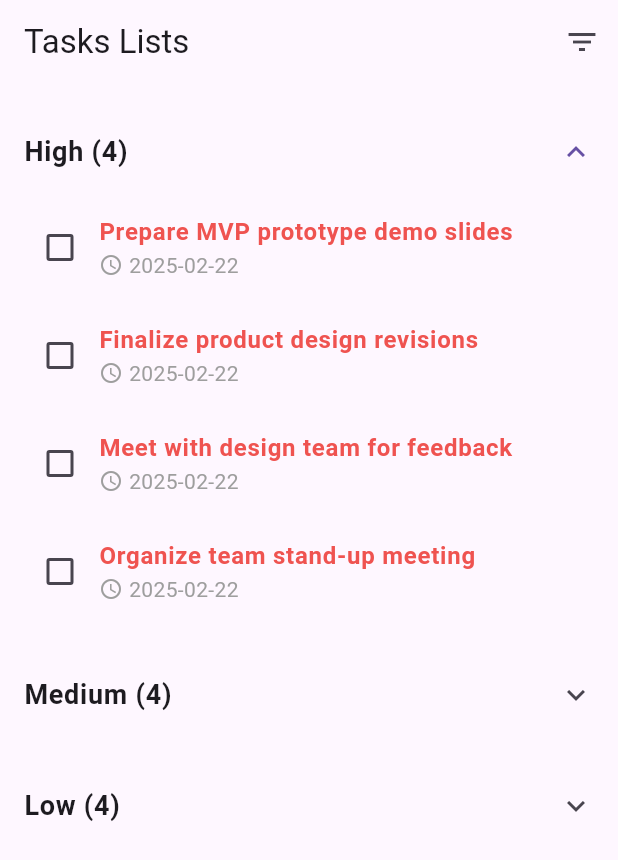
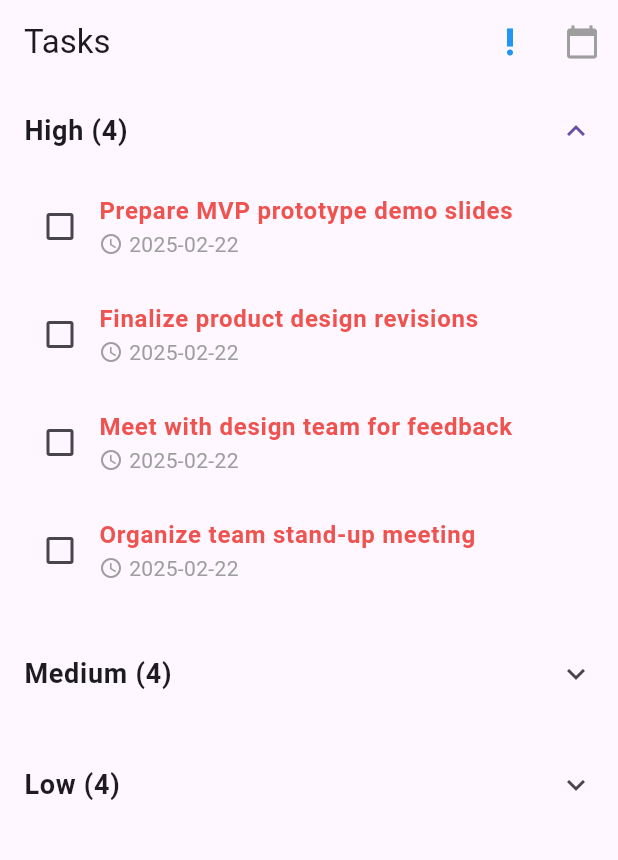
Before and after one commit to SalilMonga/cheesecakeFactory, a Flutter app: the screen it shows after launch, on a phone screen of 412 x 824 dp. Shown: the top 860 px of the screen. Run offline on Flutter 3.47's test engine with Material 3 defaults, Android fonts, the phone set to English and light mode, and no system bars.

Commit message:
buttons working as expected

```diff
--- a/cheesecakefactory/lib/component/taskDisplay.dart
+++ b/cheesecakefactory/lib/component/taskDisplay.dart
@@ -135,18 +135,35 @@ class _TaskListPageState extends State<TaskListPage> {
   Widget build(BuildContext context) {
     return Scaffold(
       appBar: AppBar(
-        title: const Text('Tasks Lists'),
+        title: const Text('Tasks'),
         actions: [
-          // Toggle button to switch between grouping modes.
           IconButton(
-            icon: const Icon(Icons.filter_list),
+            icon: Icon(
+              Icons.priority_high,
+              color: _currentGroupMode == GroupMode.priority
+                  ? Colors.blue // Active color
+                  : Colors.grey, // Inactive color
+            ),
             onPressed: () {
               setState(() {
-                _currentGroupMode = _currentGroupMode == GroupMode.priority
-                    ? GroupMode.date
-                    : GroupMode.priority;
+                _currentGroupMode = GroupMode.priority;
               });
             },
+            tooltip: 'Group by Priority',
+          ),
+          IconButton(
+            icon: Icon(
+              Icons.calendar_today,
+              color: _currentGroupMode == GroupMode.date
+                  ? Colors.blue
+                  : Colors.grey,
+            ),
+            onPressed: () {
+              setState(() {
+                _currentGroupMode = GroupMode.date;
+              });
+            },
+            tooltip: 'Group by Date',
           ),
         ],
       ),
@@ -175,7 +192,12 @@ class _TaskListPageState extends State<TaskListPage> {
                     : ['Today', 'This Week', 'This Month'];
 
             return SingleChildScrollView(
-              padding: const EdgeInsets.all(16.0),
+              padding: const EdgeInsets.only(
+                top: 2.0, // Smaller top padding
+                left: 16.0,
+                right: 16.0,
+                bottom: 16.0,
+              ),
               child: Column(
                 crossAxisAlignment: CrossAxisAlignment.start,
                 children: groupOrder.map((groupKey) {
```
